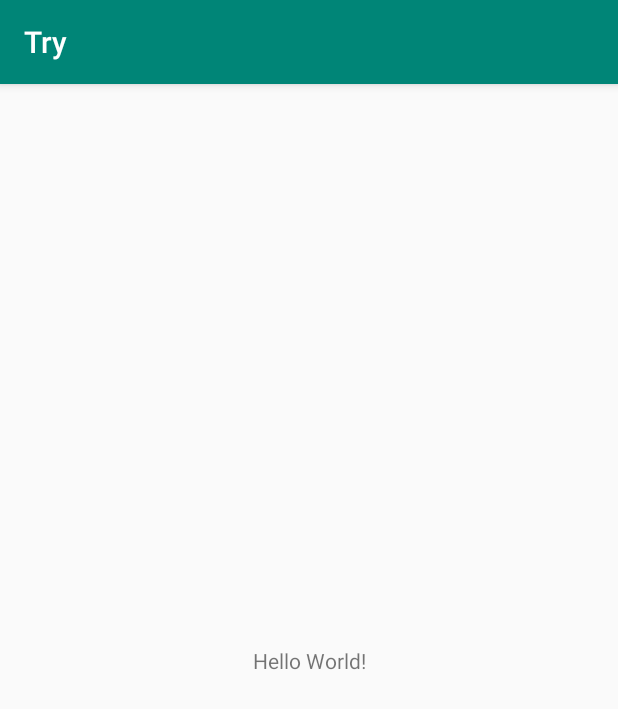
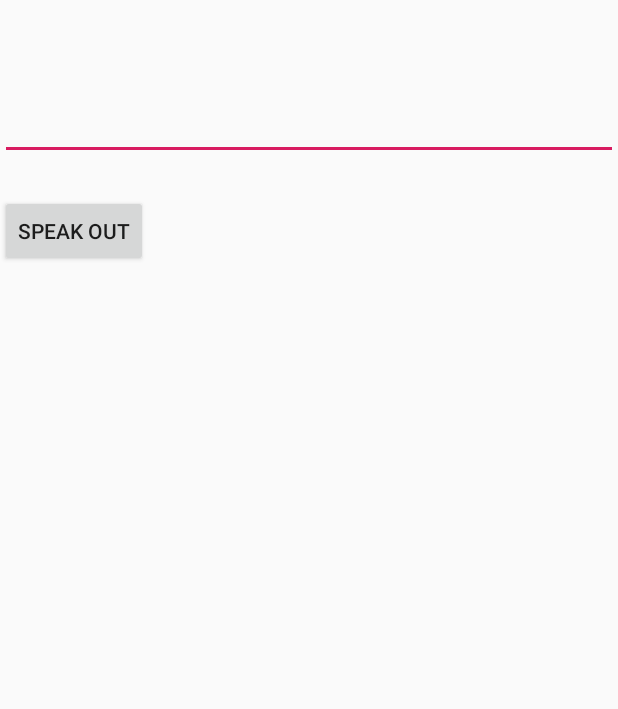
Before and after one commit to YukeLiang/SmartEye, an Android app: the screen it shows after launch (MainActivity), on a phone screen of 412 x 824 dp. Shown: the top 709 px of the screen. Run offline under Robolectric (Android 15) with nearby library versions, the phone set to English and light mode, and no system bars; libraries missing offline, so code that uses them is left out: com.algolia.search; 6 statements that could not run were skipped.

Commit message:
android text to speech and algolia apis

```diff
--- a/ReadBraille_MadHacks/app/build.gradle
+++ b/ReadBraille_MadHacks/app/build.gradle
@@ -4,7 +4,7 @@ android {
     compileSdkVersion 28
     defaultConfig {
         applicationId "com.example.yukeliang.atry"
-        minSdkVersion 19
+        minSdkVersion 21
         targetSdkVersion 28
         versionCode 1
         versionName "1.0"
@@ -25,5 +25,6 @@ dependencies {
     testImplementation 'junit:junit:4.12'
     androidTestImplementation 'com.android.support.test:runner:1.0.2'
     androidTestImplementation 'com.android.support.test.espresso:espresso-core:3.0.2'
+    implementation 'com.algolia:algoliasearch-android:3.+'
     implementation project(':openCVLibrary343')
 }
--- a/ReadBraille_MadHacks/app/src/main/java/com/example/yukeliang/atry/MainActivity.java
+++ b/ReadBraille_MadHacks/app/src/main/java/com/example/yukeliang/atry/MainActivity.java
@@ -1,14 +1,119 @@
 package com.example.yukeliang.atry;
 
-import android.support.v7.app.AppCompatActivity;
+import java.util.Locale;
+
+import android.app.Activity;
 import android.os.Bundle;
-import org.opencv.core.Core;
+import android.speech.tts.TextToSpeech;
+import android.util.Log;
+import android.view.View;
+import android.widget.Button;
+import android.widget.EditText;
 
-public class MainActivity extends AppCompatActivity {
+import com.algolia.search.saas.AlgoliaException;
+import com.algolia.search.saas.Client;
+import com.algolia.search.saas.CompletionHandler;
+import com.algolia.search.saas.Index;
+import com.algolia.search.saas.Query;
+
+import org.json.JSONException;
+import org.json.JSONObject;
+
+public class MainActivity extends Activity implements
+        TextToSpeech.OnInitListener {
+
+    /** Called when the activity is first created. */
+    private TextToSpeech tts;
+    private Button btnSpeak;
+    private EditText txtText;
 
     @Override
-    protected void onCreate(Bundle savedInstanceState) {
+    public void onCreate(Bundle savedInstanceState) {
         super.onCreate(savedInstanceState);
         setContentView(R.layout.activity_main);
+
+        tts = new TextToSpeech(this, this);
+
+        btnSpeak = (Button) findViewById(R.id.btnSpeak);
+
+        txtText = (EditText) findViewById(R.id.txtText);
+
+        // button on click event
+        btnSpeak.setOnClickListener(new View.OnClickListener() {
+
+            @Override
+            public void onClick(View arg0) {
+                speakOut();
+            }
+
+        });
+
+        Client client = new Client("EA34ADB1G3", "0da7cf0b19d66065c71405c6a2f34418");
+
+        Index index = client.initIndex("signs");
+        try {
+        index.addObjectAsync(new JSONObject()
+                .put("name", "start")
+                .put("meaning", "you should start"), null);
+
+            index.addObjectAsync(new JSONObject()
+                    .put("name", "stop")
+                    .put("meaning", "you got to stop."), null);
+
+
+//            JSONObject settings = new JSONObject().accumulate("customRanking", "desc(followers)");
+//            index.setSettingsAsync(settings, null);
+
+            CompletionHandler completionHandler = new CompletionHandler() {
+                @Override
+                public void requestCompleted(JSONObject content, AlgoliaException error) {
+                    // [...]
+//                    System.out.println(content.toString());
+                }
+            };
+            // Search for a first name
+            System.out.println("test2 " + index.searchAsync(new Query("start"), completionHandler));
+
+        } catch (JSONException e) {
+            e.printStackTrace();
+        }
+    }
+
+    @Override
+    public void onDestroy() {
+        // Don't forget to shutdown tts!
+        if (tts != null) {
+            tts.stop();
+            tts.shutdown();
+        }
+        super.onDestroy();
+    }
+
+    @Override
+    public void onInit(int status) {
+
+        if (status == TextToSpeech.SUCCESS) {
+
+            int result = tts.setLanguage(Locale.US);
+
+            if (result == TextToSpeech.LANG_MISSING_DATA
+                    || result == TextToSpeech.LANG_NOT_SUPPORTED) {
+                Log.e("TTS", "This Language is not supported");
+            } else {
+                btnSpeak.setEnabled(true);
+                speakOut();
+            }
+
+        } else {
+            Log.e("TTS", "Initilization Failed!");
+        }
+
+    }
+
+    private void speakOut() {
+
+        CharSequence text = txtText.getText();
+
+        tts.speak(text, TextToSpeech.QUEUE_FLUSH, null,"id1");
     }
 }
--- a/ReadBraille_MadHacks/app/src/main/res/layout/activity_main.xml
+++ b/ReadBraille_MadHacks/app/src/main/res/layout/activity_main.xml
@@ -1,18 +1,25 @@
 <?xml version="1.0" encoding="utf-8"?>
-<android.support.constraint.ConstraintLayout xmlns:android="http://schemas.android.com/apk/res/android"
-    xmlns:app="http://schemas.android.com/apk/res-auto"
+<RelativeLayout
+    android:id="@+id/activity_main"
+    xmlns:android="http://schemas.android.com/apk/res/android"
     xmlns:tools="http://schemas.android.com/tools"
     android:layout_width="match_parent"
     android:layout_height="match_parent"
-    tools:context=".MainActivity">
+    tools:context="com.example.yukeliang.atry.MainActivity">
 
-    <TextView
+    <Button
+        android:id="@+id/btnSpeak"
         android:layout_width="wrap_content"
         android:layout_height="wrap_content"
-        android:text="Hello World!"
-        app:layout_constraintBottom_toBottomOf="parent"
-        app:layout_constraintLeft_toLeftOf="parent"
-        app:layout_constraintRight_toRightOf="parent"
-        app:layout_constraintTop_toTopOf="parent" />
+        android:layout_marginTop="130dp"
+        android:text="Speak Out" />
 
-</android.support.constraint.ConstraintLayout>
+    <EditText
+        android:id="@+id/txtText"
+        android:layout_width="fill_parent"
+        android:layout_height="wrap_content"
+        android:layout_marginTop="61dp"
+        android:ems="10"
+        android:inputType="text" />
+
+</RelativeLayout>
--- a/ReadBraille_MadHacks/openCVLibrary343/build.gradle
+++ b/ReadBraille_MadHacks/openCVLibrary343/build.gradle
@@ -5,7 +5,7 @@ android {
     buildToolsVersion "28.0.3"
 
     defaultConfig {
-        minSdkVersion 14
+        minSdkVersion 21
         targetSdkVersion 28
     }
 
```
Also changed, not shown: 11 other files.
